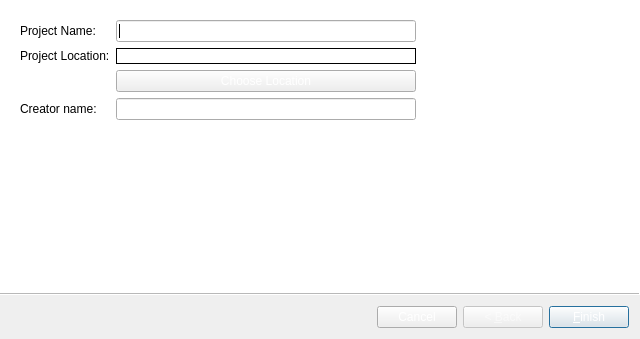
Above: RTIe/RTIe_builder/project_Wizard.ui from Super-SaiyanSandwich/ECMM427 before the change. Below: the same form after it.
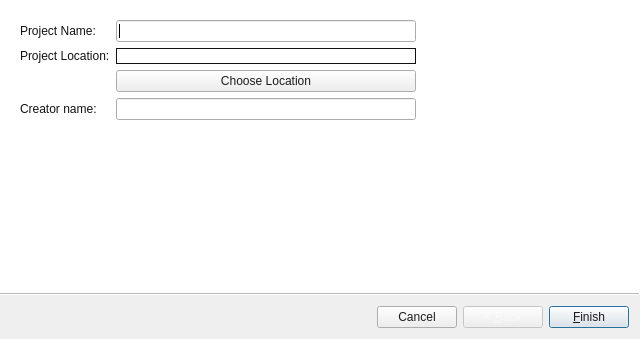
That is the form after the change.

```diff
--- a/RTIe/RTIe_builder/project_Wizard.ui
+++ b/RTIe/RTIe_builder/project_Wizard.ui
@@ -16,28 +16,145 @@
   <property name="palette">
    <palette>
     <active>
+     <colorrole role="WindowText">
+      <brush brushstyle="SolidPattern">
+       <color alpha="255">
+        <red>33</red>
+        <green>33</green>
+        <blue>33</blue>
+       </color>
+      </brush>
+     </colorrole>
+     <colorrole role="Light">
+      <brush brushstyle="SolidPattern">
+       <color alpha="255">
+        <red>226</red>
+        <green>226</green>
+        <blue>226</blue>
+       </color>
+      </brush>
+     </colorrole>
+     <colorrole role="Text">
+      <brush brushstyle="SolidPattern">
+       <color alpha="255">
+        <red>18</red>
+        <green>18</green>
+        <blue>18</blue>
+       </color>
+      </brush>
+     </colorrole>
      <colorrole role="ButtonText">
       <brush brushstyle="SolidPattern">
        <color alpha="255">
-        <red>255</red>
-        <green>255</green>
-        <blue>255</blue>
+        <red>27</red>
+        <green>27</green>
+        <blue>27</blue>
+       </color>
+      </brush>
+     </colorrole>
+     <colorrole role="HighlightedText">
+      <brush brushstyle="SolidPattern">
+       <color alpha="255">
+        <red>66</red>
+        <green>66</green>
+        <blue>66</blue>
+       </color>
+      </brush>
+     </colorrole>
+     <colorrole role="PlaceholderText">
+      <brush brushstyle="SolidPattern">
+       <color alpha="128">
+        <red>18</red>
+        <green>18</green>
+        <blue>18</blue>
        </color>
       </brush>
      </colorrole>
     </active>
     <inactive>
+     <colorrole role="WindowText">
+      <brush brushstyle="SolidPattern">
+       <color alpha="255">
+        <red>33</red>
+        <green>33</green>
+        <blue>33</blue>
+       </color>
+      </brush>
+     </colorrole>
+     <colorrole role="Light">
+      <brush brushstyle="SolidPattern">
+       <color alpha="255">
+        <red>226</red>
+        <green>226</green>
+        <blue>226</blue>
+       </color>
+      </brush>
+     </colorrole>
+     <colorrole role="Text">
+      <brush brushstyle="SolidPattern">
+       <color alpha="255">
+        <red>18</red>
+        <green>18</green>
+        <blue>18</blue>
+       </color>
+      </brush>
+     </colorrole>
      <colorrole role="ButtonText">
       <brush brushstyle="SolidPattern">
        <color alpha="255">
-        <red>255</red>
-        <green>255</green>
-        <blue>255</blue>
+        <red>27</red>
+        <green>27</green>
+        <blue>27</blue>
+       </color>
+      </brush>
+     </colorrole>
+     <colorrole role="HighlightedText">
+      <brush brushstyle="SolidPattern">
+       <color alpha="255">
+        <red>66</red>
+        <green>66</green>
+        <blue>66</blue>
+       </color>
+      </brush>
+     </colorrole>
+     <colorrole role="PlaceholderText">
+      <brush brushstyle="SolidPattern">
+       <color alpha="128">
+        <red>18</red>
+        <green>18</green>
+        <blue>18</blue>
        </color>
       </brush>
      </colorrole>
     </inactive>
     <disabled>
+     <colorrole role="WindowText">
+      <brush brushstyle="SolidPattern">
+       <color alpha="127">
+        <red>255</red>
+        <green>255</green>
+        <blue>255</blue>
+       </color>
+      </brush>
+     </colorrole>
+     <colorrole role="Light">
+      <brush brushstyle="SolidPattern">
+       <color alpha="255">
+        <red>226</red>
+        <green>226</green>
+        <blue>226</blue>
+       </color>
+      </brush>
+     </colorrole>
+     <colorrole role="Text">
+      <brush brushstyle="SolidPattern">
+       <color alpha="127">
+        <red>255</red>
+        <green>255</green>
+        <blue>255</blue>
+       </color>
+      </brush>
+     </colorrole>
      <colorrole role="ButtonText">
       <brush brushstyle="SolidPattern">
        <color alpha="127">
@@ -47,6 +164,24 @@
        </color>
       </brush>
      </colorrole>
+     <colorrole role="HighlightedText">
+      <brush brushstyle="SolidPattern">
+       <color alpha="255">
+        <red>66</red>
+        <green>66</green>
+        <blue>66</blue>
+       </color>
+      </brush>
+     </colorrole>
+     <colorrole role="PlaceholderText">
+      <brush brushstyle="SolidPattern">
+       <color alpha="128">
+        <red>231</red>
+        <green>231</green>
+        <blue>231</blue>
+       </color>
+      </brush>
+     </colorrole>
     </disabled>
    </palette>
   </property>
@@ -78,97 +213,6 @@
        </property>
        <item row="0" column="0">
         <widget class="QLabel" name="label_1">
-         <property name="palette">
-          <palette>
-           <active>
-            <colorrole role="WindowText">
-             <brush brushstyle="SolidPattern">
-              <color alpha="255">
-               <red>0</red>
-               <green>0</green>
-               <blue>0</blue>
-              </color>
-             </brush>
-            </colorrole>
-            <colorrole role="Text">
-             <brush brushstyle="SolidPattern">
-              <color alpha="255">
-               <red>0</red>
-               <green>0</green>
-               <blue>0</blue>
-              </color>
-             </brush>
-            </colorrole>
-            <colorrole role="PlaceholderText">
-             <brush brushstyle="SolidPattern">
-              <color alpha="128">
-               <red>0</red>
-               <green>0</green>
-               <blue>0</blue>
-              </color>
-             </brush>
-            </colorrole>
-           </active>
-           <inactive>
-            <colorrole role="WindowText">
-             <brush brushstyle="SolidPattern">
-              <color alpha="255">
-               <red>0</red>
-               <green>0</green>
-               <blue>0</blue>
-              </color>
-             </brush>
-            </colorrole>
-            <colorrole role="Text">
-             <brush brushstyle="SolidPattern">
-              <color alpha="255">
-               <red>0</red>
-               <green>0</green>
-               <blue>0</blue>
-              </color>
-             </brush>
-            </colorrole>
-            <colorrole role="PlaceholderText">
-             <brush brushstyle="SolidPattern">
-              <color alpha="128">
-               <red>0</red>
-               <green>0</green>
-               <blue>0</blue>
-              </color>
-             </brush>
-            </colorrole>
-           </inactive>
-           <disabled>
-            <colorrole role="WindowText">
-             <brush brushstyle="SolidPattern">
-              <color alpha="127">
-               <red>255</red>
-               <green>255</green>
-               <blue>255</blue>
-              </color>
-             </brush>
-            </colorrole>
-            <colorrole role="Text">
-             <brush brushstyle="SolidPattern">
-              <color alpha="127">
-               <red>255</red>
-               <green>255</green>
-               <blue>255</blue>
-              </color>
-             </brush>
-            </colorrole>
-            <colorrole role="PlaceholderText">
-             <brush brushstyle="SolidPattern">
-              <color alpha="128">
-               <red>231</red>
-               <green>231</green>
-               <blue>231</blue>
-              </color>
-             </brush>
-            </colorrole>
-           </disabled>
-          </palette>
-         </property>
          <property name="text">
           <string>Project Name:</string>
          </property>
@@ -271,97 +315,6 @@
        </item>
        <item row="1" column="0">
         <widget class="QLabel" name="label_2">
-         <property name="palette">
-          <palette>
-           <active>
-            <colorrole role="WindowText">
-             <brush brushstyle="SolidPattern">
-              <color alpha="255">
-               <red>0</red>
-               <green>0</green>
-               <blue>0</blue>
-              </color>
-             </brush>
-            </colorrole>
-            <colorrole role="Text">
-             <brush brushstyle="SolidPattern">
-              <color alpha="255">
-               <red>0</red>
-               <green>0</green>
-               <blue>0</blue>
-              </color>
-             </brush>
-            </colorrole>
-            <colorrole role="PlaceholderText">
-             <brush brushstyle="SolidPattern">
-              <color alpha="128">
-               <red>0</red>
-               <green>0</green>
-               <blue>0</blue>
-              </color>
-             </brush>
-            </colorrole>
-           </active>
-           <inactive>
-            <colorrole role="WindowText">
-             <brush brushstyle="SolidPattern">
-              <color alpha="255">
-               <red>0</red>
-               <green>0</green>
-               <blue>0</blue>
-              </color>
-             </brush>
-            </colorrole>
-            <colorrole role="Text">
-             <brush brushstyle="SolidPattern">
-              <color alpha="255">
-               <red>0</red>
-               <green>0</green>
-               <blue>0</blue>
-              </color>
-             </brush>
-            </colorrole>
-            <colorrole role="PlaceholderText">
-             <brush brushstyle="SolidPattern">
-              <color alpha="128">
-               <red>0</red>
-               <green>0</green>
-               <blue>0</blue>
-              </color>
-             </brush>
-            </colorrole>
-           </inactive>
-           <disabled>
-            <colorrole role="WindowText">
-             <brush brushstyle="SolidPattern">
-              <color alpha="127">
-               <red>255</red>
-               <green>255</green>
-               <blue>255</blue>
-              </color>
-             </brush>
-            </colorrole>
-            <colorrole role="Text">
-             <brush brushstyle="SolidPattern">
-              <color alpha="127">
-               <red>255</red>
-               <green>255</green>
-               <blue>255</blue>
-              </color>
-             </brush>
-            </colorrole>
-            <colorrole role="PlaceholderText">
-             <brush brushstyle="SolidPattern">
-              <color alpha="128">
-               <red>231</red>
-               <green>231</green>
-               <blue>231</blue>
-              </color>
-             </brush>
-            </colorrole>
-           </disabled>
-          </palette>
-         </property>
          <property name="text">
           <string>Project Location:</string>
          </property>
@@ -375,97 +328,6 @@
            <verstretch>0</verstretch>
           </sizepolicy>
          </property>
-         <property name="palette">
-          <palette>
-           <active>
-            <colorrole role="WindowText">
-             <brush brushstyle="SolidPattern">
-              <color alpha="255">
-               <red>0</red>
-               <green>0</green>
-               <blue>0</blue>
-              </color>
-             </brush>
-            </colorrole>
-            <colorrole role="Text">
-             <brush brushstyle="SolidPattern">
-              <color alpha="255">
-               <red>0</red>
-               <green>0</green>
-               <blue>0</blue>
-              </color>
-             </brush>
-            </colorrole>
-            <colorrole role="PlaceholderText">
-             <brush brushstyle="SolidPattern">
-              <color alpha="128">
-               <red>0</red>
-               <green>0</green>
-               <blue>0</blue>
-              </color>
-             </brush>
-            </colorrole>
-           </active>
-           <inactive>
-            <colorrole role="WindowText">
-             <brush brushstyle="SolidPattern">
-              <color alpha="255">
-               <red>0</red>
-               <green>0</green>
-               <blue>0</blue>
-              </color>
-             </brush>
-            </colorrole>
-            <colorrole role="Text">
-             <brush brushstyle="SolidPattern">
-              <color alpha="255">
-               <red>0</red>
-               <green>0</green>
-               <blue>0</blue>
-              </color>
-             </brush>
-            </colorrole>
-            <colorrole role="PlaceholderText">
-             <brush brushstyle="SolidPattern">
-              <color alpha="128">
-               <red>0</red>
-               <green>0</green>
-               <blue>0</blue>
-              </color>
-             </brush>
-            </colorrole>
-           </inactive>
-           <disabled>
-            <colorrole role="WindowText">
-             <brush brushstyle="SolidPattern">
-              <color alpha="127">
-               <red>255</red>
-               <green>255</green>
-               <blue>255</blue>
-              </color>
-             </brush>
-            </colorrole>
-            <colorrole role="Text">
-             <brush brushstyle="SolidPattern">
-              <color alpha="127">
-               <red>255</red>
-               <green>255</green>
-               <blue>255</blue>
-              </color>
-             </brush>
-            </colorrole>
-            <colorrole role="PlaceholderText">
-             <brush brushstyle="SolidPattern">
-              <color alpha="128">
-               <red>231</red>
-               <green>231</green>
-               <blue>231</blue>
-              </color>
-             </brush>
-            </colorrole>
-           </disabled>
-          </palette>
-         </property>
          <property name="text">
           <string>Choose Location</string>
          </property>
@@ -473,97 +335,6 @@
        </item>
        <item row="3" column="0">
         <widget class="QLabel" name="label_3">
-         <property name="palette">
-          <palette>
-           <active>
-            <colorrole role="WindowText">
-             <brush brushstyle="SolidPattern">
-              <color alpha="255">
-               <red>0</red>
-               <green>0</green>
-               <blue>0</blue>
-              </color>
-             </brush>
-            </colorrole>
-            <colorrole role="Text">
-             <brush brushstyle="SolidPattern">
-              <color alpha="255">
-               <red>0</red>
-               <green>0</green>
-               <blue>0</blue>
-              </color>
-             </brush>
-            </colorrole>
-            <colorrole role="PlaceholderText">
-             <brush brushstyle="SolidPattern">
-              <color alpha="128">
-               <red>0</red>
-               <green>0</green>
-               <blue>0</blue>
-              </color>
-             </brush>
-            </colorrole>
-           </active>
-           <inactive>
-            <colorrole role="WindowText">
-             <brush brushstyle="SolidPattern">
-              <color alpha="255">
-               <red>0</red>
-               <green>0</green>
-               <blue>0</blue>
-              </color>
-             </brush>
-            </colorrole>
-            <colorrole role="Text">
-             <brush brushstyle="SolidPattern">
-              <color alpha="255">
-               <red>0</red>
-               <green>0</green>
-               <blue>0</blue>
-              </color>
-             </brush>
-            </colorrole>
-            <colorrole role="PlaceholderText">
-             <brush brushstyle="SolidPattern">
-              <color alpha="128">
-               <red>0</red>
-               <green>0</green>
-               <blue>0</blue>
-              </color>
-             </brush>
-            </colorrole>
-           </inactive>
-           <disabled>
-            <colorrole role="WindowText">
-             <brush brushstyle="SolidPattern">
-              <color alpha="127">
-               <red>255</red>
-               <green>255</green>
-               <blue>255</blue>
-              </color>
-             </brush>
-            </colorrole>
-            <colorrole role="Text">
-             <brush brushstyle="SolidPattern">
-              <color alpha="127">
-               <red>255</red>
-               <green>255</green>
-               <blue>255</blue>
-              </color>
-             </brush>
-            </colorrole>
-            <colorrole role="PlaceholderText">
-             <brush brushstyle="SolidPattern">
-              <color alpha="128">
-               <red>231</red>
-               <green>231</green>
-               <blue>231</blue>
-              </color>
-             </brush>
-            </colorrole>
-           </disabled>
-          </palette>
-         </property>
          <property name="text">
           <string>Creator name:</string>
          </property>
@@ -678,97 +449,6 @@
            <height>0</height>
           </size>
          </property>
-         <property name="palette">
-          <palette>
-           <active>
-            <colorrole role="WindowText">
-             <brush brushstyle="SolidPattern">
-              <color alpha="255">
-               <red>0</red>
-               <green>0</green>
-               <blue>0</blue>
-              </color>
-             </brush>
-            </colorrole>
-            <colorrole role="Text">
-             <brush brushstyle="SolidPattern">
-              <color alpha="255">
-               <red>0</red>
-               <green>0</green>
-               <blue>0</blue>
-              </color>
-             </brush>
-            </colorrole>
-            <colorrole role="PlaceholderText">
-             <brush brushstyle="SolidPattern">
-              <color alpha="128">
-               <red>0</red>
-               <green>0</green>
-               <blue>0</blue>
-              </color>
-             </brush>
-            </colorrole>
-           </active>
-           <inactive>
-            <colorrole role="WindowText">
-             <brush brushstyle="SolidPattern">
-              <color alpha="255">
-               <red>0</red>
-               <green>0</green>
-               <blue>0</blue>
-              </color>
-             </brush>
-            </colorrole>
-            <colorrole role="Text">
-             <brush brushstyle="SolidPattern">
-              <color alpha="255">
-               <red>0</red>
-               <green>0</green>
-               <blue>0</blue>
-              </color>
-             </brush>
-            </colorrole>
-            <colorrole role="PlaceholderText">
-             <brush brushstyle="SolidPattern">
-              <color alpha="128">
-               <red>0</red>
-               <green>0</green>
-               <blue>0</blue>
-              </color>
-             </brush>
-            </colorrole>
-           </inactive>
-           <disabled>
-            <colorrole role="WindowText">
-             <brush brushstyle="SolidPattern">
-              <color alpha="127">
-               <red>255</red>
-               <green>255</green>
-               <blue>255</blue>
-              </color>
-             </brush>
-            </colorrole>
-            <colorrole role="Text">
-             <brush brushstyle="SolidPattern">
-              <color alpha="127">
-               <red>255</red>
-               <green>255</green>
-               <blue>255</blue>
-              </color>
-             </brush>
-            </colorrole>
-            <colorrole role="PlaceholderText">
-             <brush brushstyle="SolidPattern">
-              <color alpha="128">
-               <red>231</red>
-               <green>231</green>
-               <blue>231</blue>
-              </color>
-             </brush>
-            </colorrole>
-           </disabled>
-          </palette>
-         </property>
          <property name="frameShape">
           <enum>QFrame::Box</enum>
          </property>
```
Left out of the diff: 188 changed lines with no effect on the pictures.
